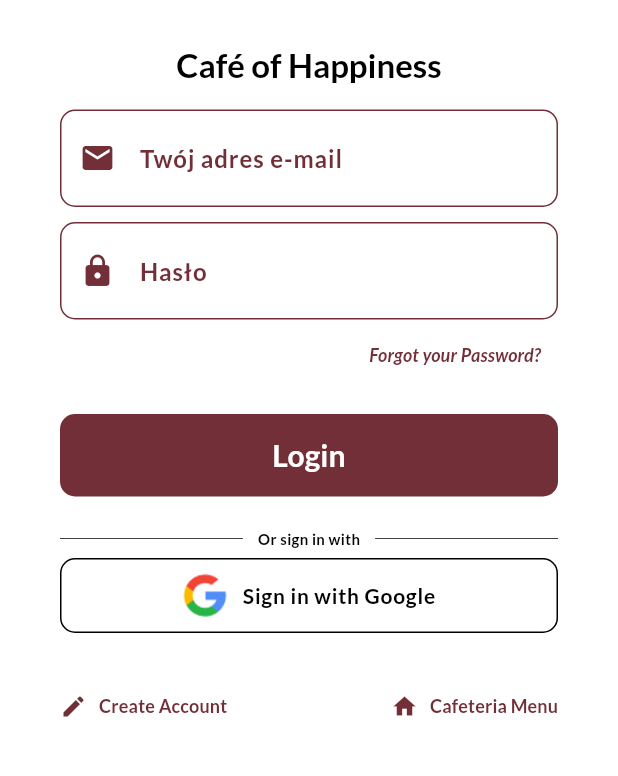
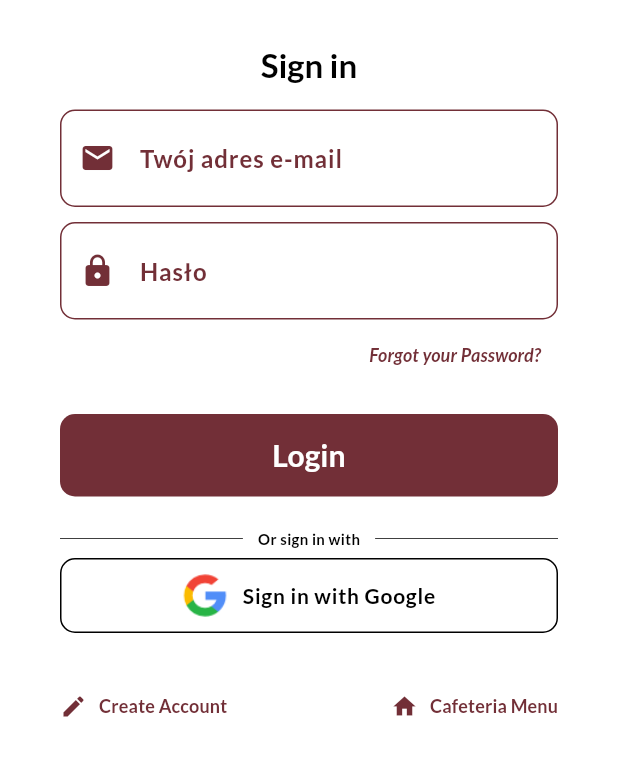
Before and after one commit to igorurbaniak/cafe_of_happiness_app, a Flutter app: the screen it shows after launch, scrolled down 508 dp, after a tap on the "person" icon, on a phone screen of 412 x 824 dp, the part 315-1091 px from its top. Run offline on Flutter 3.47's test engine with Material 3 defaults, Android fonts, the phone set to English and light mode, and no system bars; our stand-ins replace dio, firebase_auth, firebase_core, flutter_bloc, font_awesome_flutter, google_fonts and 4 more; accounts and stored records are empty; generated files the repository leaves out were written again; network calls fail.

Commit message:
Create AuthEmailInput widget in exchange for two separate TextFormField widgets to avoid duplication

```diff
--- a/lib/presentation/features/auth/auth_pages/create_user_page/create_user_page.dart
+++ b/lib/presentation/features/auth/auth_pages/create_user_page/create_user_page.dart
@@ -1,9 +1,9 @@
 import 'package:cafe_of_happiness_app/app/custom_widgets/back_appbar.dart';
 import 'package:cafe_of_happiness_app/data/repositories/auth_repository/auth_repository.dart';
 import 'package:cafe_of_happiness_app/presentation/features/auth/auth_pages/create_user_page/widgets/have_account_button.dart';
-import 'package:cafe_of_happiness_app/presentation/features/auth/auth_pages/create_user_page/widgets/create_email_input.dart';
 import 'package:cafe_of_happiness_app/presentation/features/auth/auth_pages/create_user_page/widgets/create_password_input.dart';
 import 'package:cafe_of_happiness_app/presentation/features/auth/auth_pages/widgets/auth_button.dart';
+import 'package:cafe_of_happiness_app/presentation/features/auth/auth_pages/widgets/auth_email_input.dart';
 import 'package:cafe_of_happiness_app/presentation/features/auth/auth_pages/widgets/auth_logo_with_text.dart';
 import 'package:cafe_of_happiness_app/presentation/features/auth/cubit/auth_cubit.dart';
 import 'package:flutter/material.dart';
@@ -64,7 +64,7 @@ class _CreateUserPageState extends State<CreateUserPage> {
                     assetHeight: 150,
                   ),
                   const SizedBox(height: 20),
-                  CreateEmailInput(
+                  AuthEmailInput(
                     onEmailChanged: (newEmail) {
                       setState(() {
                         email = newEmail;
--- a/lib/presentation/features/auth/auth_pages/login_page/login_page.dart
+++ b/lib/presentation/features/auth/auth_pages/login_page/login_page.dart
@@ -5,10 +5,10 @@ import 'package:cafe_of_happiness_app/presentation/features/auth/auth_pages/logi
 import 'package:cafe_of_happiness_app/presentation/features/auth/auth_pages/login_page/widgets/create_new_account_button.dart';
 import 'package:cafe_of_happiness_app/presentation/features/auth/auth_pages/login_page/widgets/forgot_password_button.dart';
 import 'package:cafe_of_happiness_app/presentation/features/auth/auth_pages/login_page/widgets/google_button.dart';
-import 'package:cafe_of_happiness_app/presentation/features/auth/auth_pages/login_page/widgets/email_input.dart';
 import 'package:cafe_of_happiness_app/presentation/features/auth/auth_pages/login_page/widgets/or_sign_up_with.dart';
 import 'package:cafe_of_happiness_app/presentation/features/auth/auth_pages/login_page/widgets/password_input.dart';
 import 'package:cafe_of_happiness_app/presentation/features/auth/auth_pages/widgets/auth_button.dart';
+import 'package:cafe_of_happiness_app/presentation/features/auth/auth_pages/widgets/auth_email_input.dart';
 import 'package:cafe_of_happiness_app/presentation/features/auth/auth_pages/widgets/auth_logo_with_text.dart';
 import 'package:cafe_of_happiness_app/presentation/features/auth/cubit/auth_cubit.dart';
 import 'package:flutter/material.dart';
@@ -50,12 +50,12 @@ class _LoginPageState extends State<LoginPage> {
               child: Column(
                 children: [
                   const AuthLogoWithText(
-                    authLogoText: 'Café of Happiness',
+                    authLogoText: 'Sign in',
                     assetWidth: 120,
                     assetHeight: 120,
                   ),
                   const SizedBox(height: 15),
-                  EmailInput(
+                  AuthEmailInput(
                     onEmailChanged: (newEmail) {
                       setState(() {
                         email = newEmail;
--- a/lib/presentation/features/auth/auth_pages/login_page/widgets/email_input.dart
+++ /dev/null
@@ -1,86 +0,0 @@
-import 'package:flutter/material.dart';
-
-class EmailInput extends StatefulWidget {
-  const EmailInput({super.key, required this.onEmailChanged});
-
-  final Function(String?) onEmailChanged;
-
-  @override
-  State<EmailInput> createState() => _EmailInputState();
-}
-
-class _EmailInputState extends State<EmailInput> {
-  bool _showCloseIcon = false;
-  final _emailController = TextEditingController();
-
-  @override
-  void initState() {
-    super.initState();
-    _emailController.addListener(_onTextChanged);
-  }
-
-  void _onTextChanged() {
-    setState(() {
-      _showCloseIcon = _emailController.text.isNotEmpty;
-    });
-  }
-
-  @override
-  void dispose() {
-    _emailController.dispose();
-    super.dispose();
-  }
-
-  @override
-  Widget build(BuildContext context) {
-    return Column(
-      children: [
-        Container(
-          decoration: BoxDecoration(
-            borderRadius: BorderRadius.circular(10),
-            border: Border.all(
-              color: Theme.of(context).colorScheme.secondaryContainer,
-              width: 1,
-            ),
-          ),
-          child: TextFormField(
-            cursorColor: Theme.of(context).colorScheme.secondaryContainer,
-            controller: _emailController,
-            keyboardType: TextInputType.emailAddress,
-            textInputAction: TextInputAction.next,
-            style: TextStyle(
-              fontSize: 18,
-              color: Theme.of(context).colorScheme.secondaryContainer,
-              fontWeight: FontWeight.bold,
-              letterSpacing: 0.6,
-            ),
-            onChanged: widget.onEmailChanged,
-            decoration: InputDecoration(
-              border: InputBorder.none,
-              hintText: 'Twój adres e-mail',
-              hintStyle: TextStyle(
-                  fontSize: 16,
-                  color: Theme.of(context).colorScheme.secondaryContainer),
-              suffixIcon: _showCloseIcon
-                  ? IconButton(
-                      icon: Icon(
-                        Icons.clear,
-                        color: Theme.of(context).colorScheme.secondaryContainer,
-                      ),
-                      onPressed: () {
-                        _emailController.clear();
-                      },
-                    )
-                  : null,
-              contentPadding: const EdgeInsets.symmetric(vertical: 18),
-              prefixIcon: Icon(
-                Icons.email,
-                color: Theme.of(context).colorScheme.secondaryContainer,
-              ),
-            ),
-          ),
-        ),
-      ],
-    );
-  }
-}
--- a/lib/presentation/features/auth/auth_pages/create_user_page/widgets/create_email_input.dart
+++ b/lib/presentation/features/auth/auth_pages/widgets/auth_email_input.dart
@@ -1,7 +1,7 @@
 import 'package:flutter/material.dart';
 
-class CreateEmailInput extends StatefulWidget {
-  const CreateEmailInput({
+class AuthEmailInput extends StatefulWidget {
+  const AuthEmailInput({
     super.key,
     required this.onEmailChanged,
   });
@@ -9,28 +9,28 @@ class CreateEmailInput extends StatefulWidget {
   final Function(String?) onEmailChanged;
 
   @override
-  State<CreateEmailInput> createState() => _CreateEmailInputState();
+  State<AuthEmailInput> createState() => _AuthEmailInputState();
 }
 
-class _CreateEmailInputState extends State<CreateEmailInput> {
+class _AuthEmailInputState extends State<AuthEmailInput> {
   bool _showCloseIcon = false;
-  final emailController = TextEditingController();
+  final _emailController = TextEditingController();
 
   @override
   void initState() {
     super.initState();
-    emailController.addListener(_onTextChanged);
+    _emailController.addListener(_onTextChanged);
   }
 
   void _onTextChanged() {
     setState(() {
-      _showCloseIcon = emailController.text.isNotEmpty;
+      _showCloseIcon = _emailController.text.isNotEmpty;
     });
   }
 
   @override
   void dispose() {
-    emailController.dispose();
+    _emailController.dispose();
     super.dispose();
   }
 
@@ -48,7 +48,7 @@ class _CreateEmailInputState extends State<CreateEmailInput> {
           ),
           child: TextFormField(
             cursorColor: Theme.of(context).colorScheme.secondaryContainer,
-            controller: emailController,
+            controller: _emailController,
             keyboardType: TextInputType.emailAddress,
             textInputAction: TextInputAction.next,
             style: TextStyle(
@@ -71,7 +71,7 @@ class _CreateEmailInputState extends State<CreateEmailInput> {
                         color: Theme.of(context).colorScheme.secondaryContainer,
                       ),
                       onPressed: () {
-                        emailController.clear();
+                        _emailController.clear();
                       },
                     )
                   : null,
```
